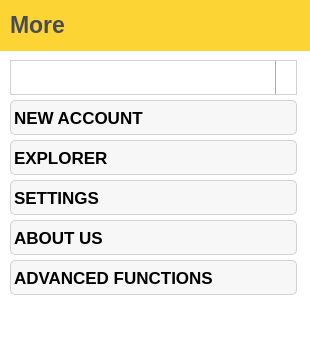
Old version of the form page/more/pagemore.ui in the repository LYRA-Block-Lattice/LyraWalletManager; both pictures show x 0 to 310 and y 0 to 355 of the 310 by 532 pixel window.
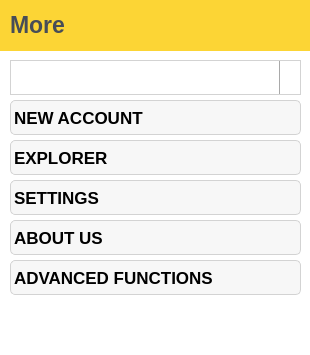
New version of the form. Icons and pictures are not drawn.

```diff
--- a/page/more/pagemore.ui
+++ b/page/more/pagemore.ui
@@ -77,7 +77,7 @@
     <rect>
      <x>10</x>
      <y>260</y>
-     <width>287</width>
+     <width>291</width>
      <height>35</height>
     </rect>
    </property>
@@ -130,7 +130,7 @@
     <rect>
      <x>10</x>
      <y>100</y>
-     <width>287</width>
+     <width>291</width>
      <height>35</height>
     </rect>
    </property>
@@ -183,7 +183,7 @@
     <rect>
      <x>10</x>
      <y>140</y>
-     <width>287</width>
+     <width>291</width>
      <height>35</height>
     </rect>
    </property>
@@ -236,7 +236,7 @@
     <rect>
      <x>10</x>
      <y>180</y>
-     <width>287</width>
+     <width>291</width>
      <height>35</height>
     </rect>
    </property>
@@ -289,13 +289,13 @@
     <rect>
      <x>10</x>
      <y>60</y>
-     <width>287</width>
+     <width>291</width>
      <height>35</height>
     </rect>
    </property>
    <property name="minimumSize">
     <size>
-     <width>0</width>
+     <width>119</width>
      <height>0</height>
     </size>
    </property>
@@ -368,7 +368,7 @@
     <rect>
      <x>10</x>
      <y>220</y>
-     <width>287</width>
+     <width>291</width>
      <height>35</height>
     </rect>
    </property>
```
